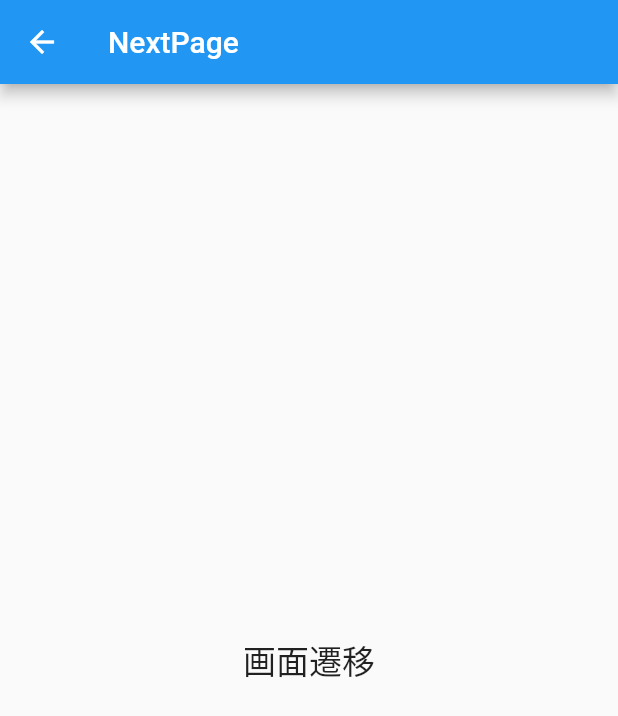
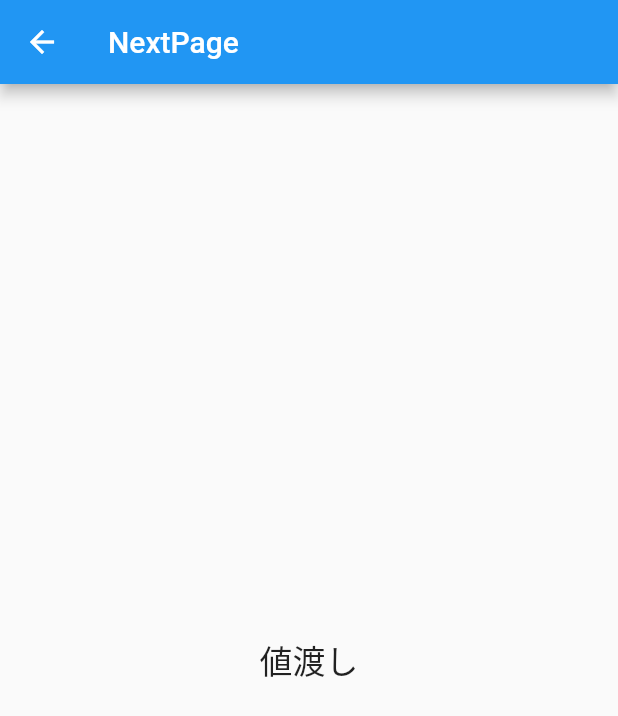
Before and after one commit to sEmoto0808/flutter-practice, a Flutter app: the screen it shows after launch, after a tap on the "add" icon, on a phone screen of 412 x 824 dp. Shown: the top 716 px of the screen. Run offline on Flutter 3.47's test engine with Material 2 defaults, Android fonts, the phone set to English and light mode, and no system bars; our stand-ins replace get; generated files the repository leaves out were written again.

Commit message:
画面間の値渡し

```diff
--- a/flutter_app_original_sample/lib/navigator/MyRootNavigator.dart
+++ b/flutter_app_original_sample/lib/navigator/MyRootNavigator.dart
@@ -15,6 +15,9 @@ class MyRootNavigator {
   }
 
   void toNextPageByGetPackage() {
-    Get.to(NextPage());
+    Get.to(
+        () => NextPage(),
+        arguments: '値渡し'
+    );
   }
 }
--- a/flutter_app_original_sample/lib/page/NextPage.dart
+++ b/flutter_app_original_sample/lib/page/NextPage.dart
@@ -1,7 +1,11 @@
 
 import 'package:flutter/material.dart';
+import 'package:get/get.dart';
 
 class NextPage extends StatelessWidget {
+
+  final arguments = Get.arguments as String?;
+
   @override
   Widget build(BuildContext context) {
     return Scaffold(
@@ -10,7 +14,7 @@ class NextPage extends StatelessWidget {
       ),
       body: Center(
         child: Text(
-          '画面遷移',
+          '$arguments',
           style: TextStyle(fontSize: 22),
         ),
       ),
```
